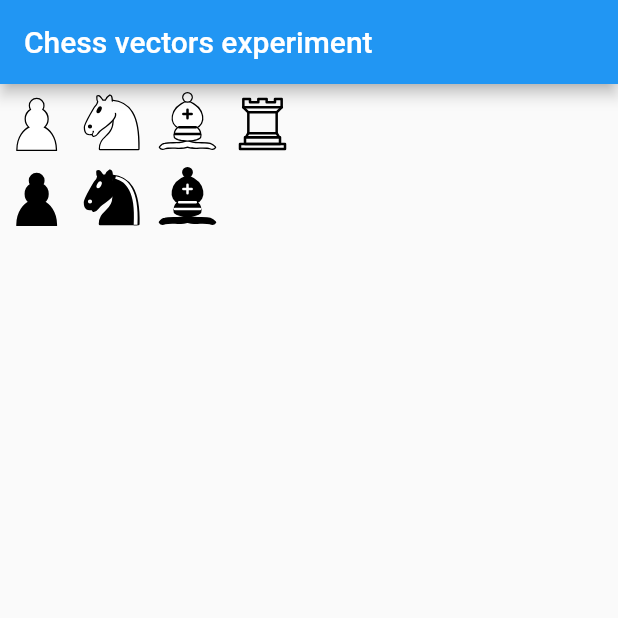
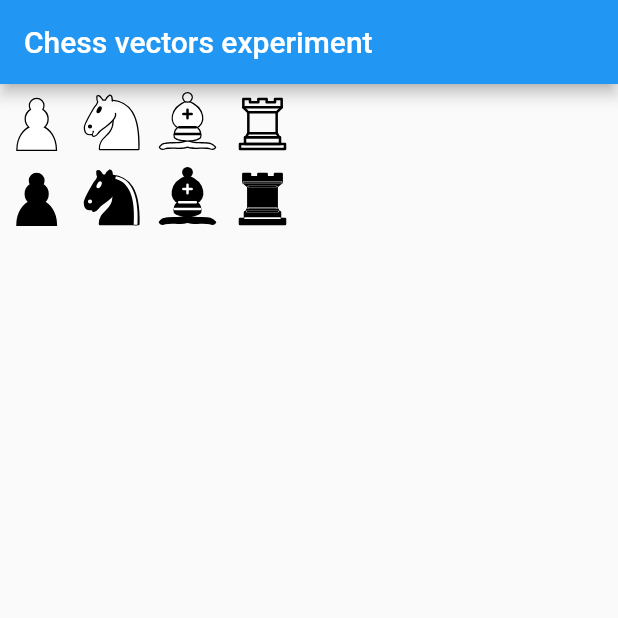
Before and after one commit to loloof64/chess_vectors_experiment, a Flutter app: the screen it shows after launch, on a phone screen of 412 x 824 dp, the top half of it. Run offline on Flutter 3.47's test engine with Material 2 defaults, Android fonts, the phone set to English and light mode, and no system bars; our stand-ins replace tuple.

Commit message:
Added BlackRook.

```diff
--- a/lib/chess_vectors.dart
+++ b/lib/chess_vectors.dart
@@ -331,3 +331,108 @@ class WhiteRook extends BaseVector {
       strokeLineJoin: StrokeJoin.round,
       strokeLineMiterLimit: 4.0))]));
 }
+
+class BlackRoot extends BaseVector {
+  BlackRoot({Offset position = Offset.zero, double size = 45.0})
+      : super(
+  drawingZone: position & Size.square(size),
+  baseImageSize: 45.0,
+  painter: VectorImagePainter(vectorDefinition: <VectorDrawableElement>[
+  VectorImageGroup(
+  children: <VectorDrawableElement>[
+    VectorImagePathDefinition(
+      path: "M 9,39 L 36,39 L 36,36 L 9,36 L 9,39 z ",
+      drawingParameters: DrawingParameters(
+        strokeLineCap: StrokeCap.butt
+      )
+    ),
+    VectorImagePathDefinition(
+        path: "M 12.5,32 L 14,29.5 L 31,29.5 L 32.5,32 L 12.5,32 z ",
+        drawingParameters: DrawingParameters(
+            strokeLineCap: StrokeCap.butt
+        )
+    ),
+    VectorImagePathDefinition(
+        path: "M 12,36 L 12,32 L 33,32 L 33,36 L 12,36 z ",
+        drawingParameters: DrawingParameters(
+            strokeLineCap: StrokeCap.butt
+        )
+    ),
+    VectorImagePathDefinition(
+      path: "M 14,29.5 L 14,16.5 L 31,16.5 L 31,29.5 L 14,29.5 z ",
+      drawingParameters: DrawingParameters(
+        strokeLineCap: StrokeCap.butt,
+        strokeLineJoin: StrokeJoin.miter
+      )
+    ),
+    VectorImagePathDefinition(
+      path: "M 14,16.5 L 11,14 L 34,14 L 31,16.5 L 14,16.5 z ",
+      drawingParameters: DrawingParameters(
+        strokeLineCap: StrokeCap.butt
+      )
+    ),
+    VectorImagePathDefinition(
+      path: "M 11,14 L 11,9 L 15,9 L 15,11 L 20,11 L 20,9 L 25,9 L 25,11 L 30,11"
+          " L 30,9 L 34,9 L 34,14 L 11,14 z ",
+      drawingParameters: DrawingParameters(
+        strokeLineCap: StrokeCap.butt
+      ),
+    ),
+    VectorImagePathDefinition(
+      path: "M 12,35.5 L 33,35.5 L 33,35.5",
+      drawingParameters: DrawingParameters(
+          fillColor: null,
+        strokeColor: Colors.white,
+        strokeWidth: 1.0,
+        strokeLineJoin: StrokeJoin.miter
+      ),
+    ),
+
+    VectorImagePathDefinition(
+      path: "M 13,31.5 L 32,31.5",
+      drawingParameters: DrawingParameters(
+          fillColor: null,
+          strokeColor: Colors.white,
+          strokeWidth: 1.0,
+          strokeLineJoin: StrokeJoin.miter
+      ),
+    ),
+
+    VectorImagePathDefinition(
+      path: "M 14,29.5 L 31,29.5",
+      drawingParameters: DrawingParameters(
+          fillColor: null,
+          strokeColor: Colors.white,
+          strokeWidth: 1.0,
+          strokeLineJoin: StrokeJoin.miter
+      ),
+    ),
+
+    VectorImagePathDefinition(
+      path: "M 14,16.5 L 31,16.5",
+      drawingParameters: DrawingParameters(
+          fillColor: null,
+          strokeColor: Colors.white,
+          strokeWidth: 1.0,
+          strokeLineJoin: StrokeJoin.miter
+      ),
+    ),
+
+    VectorImagePathDefinition(
+      path: "M 11,14 L 34,14",
+      drawingParameters: DrawingParameters(
+          fillColor: null,
+          strokeColor: Colors.white,
+          strokeWidth: 1.0,
+          strokeLineJoin: StrokeJoin.miter
+      ),
+    ),
+  ],
+  drawingParameters: DrawingParameters(
+      fillColor: Colors.black,
+      strokeColor: Colors.black,
+      strokeWidth: 1.5,
+      strokeLineCap: StrokeCap.round,
+      strokeLineJoin: StrokeJoin.round,
+      strokeLineMiterLimit: 4.0))]));
+}
--- a/lib/main.dart
+++ b/lib/main.dart
@@ -35,6 +35,7 @@ class MyHomePage extends StatelessWidget {
             WhiteBishop(position: Offset(100.0, 0.0), size: 50.0),
             BlackBishop(position: Offset(100.0, 50.0), size: 50.0),
             WhiteRook(position: Offset(150.0, 0.0), size: 50.0),
+            BlackRoot(position: Offset(150.0, 50.0), size: 50.0)
           ],
         ));
   }
```
